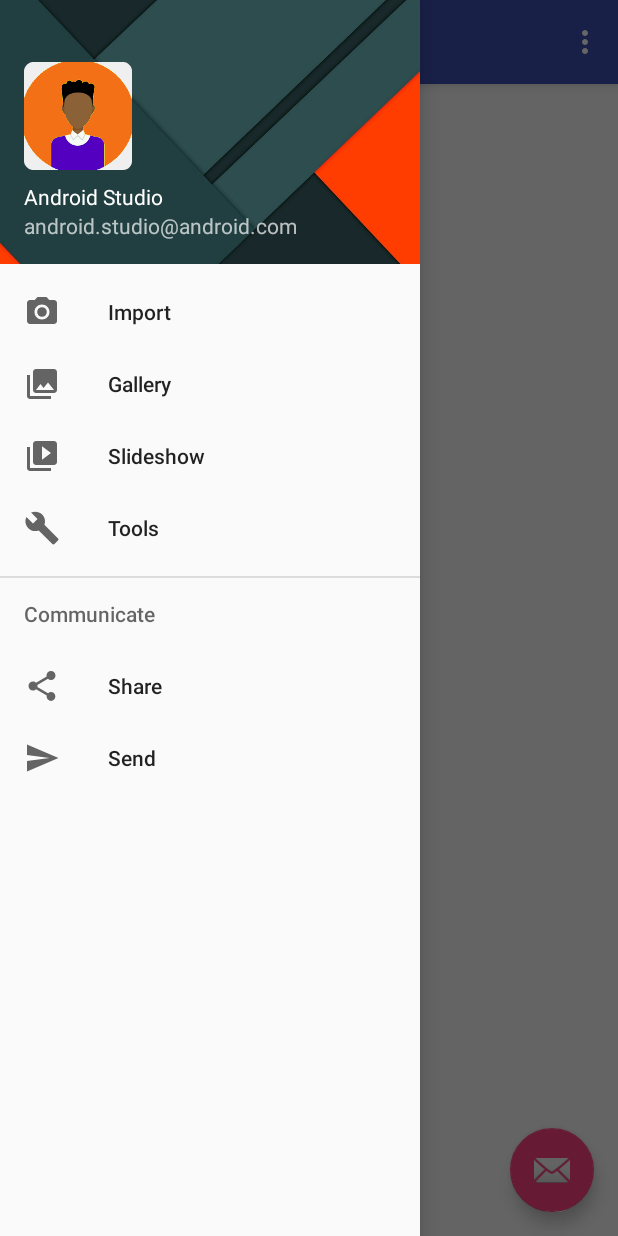
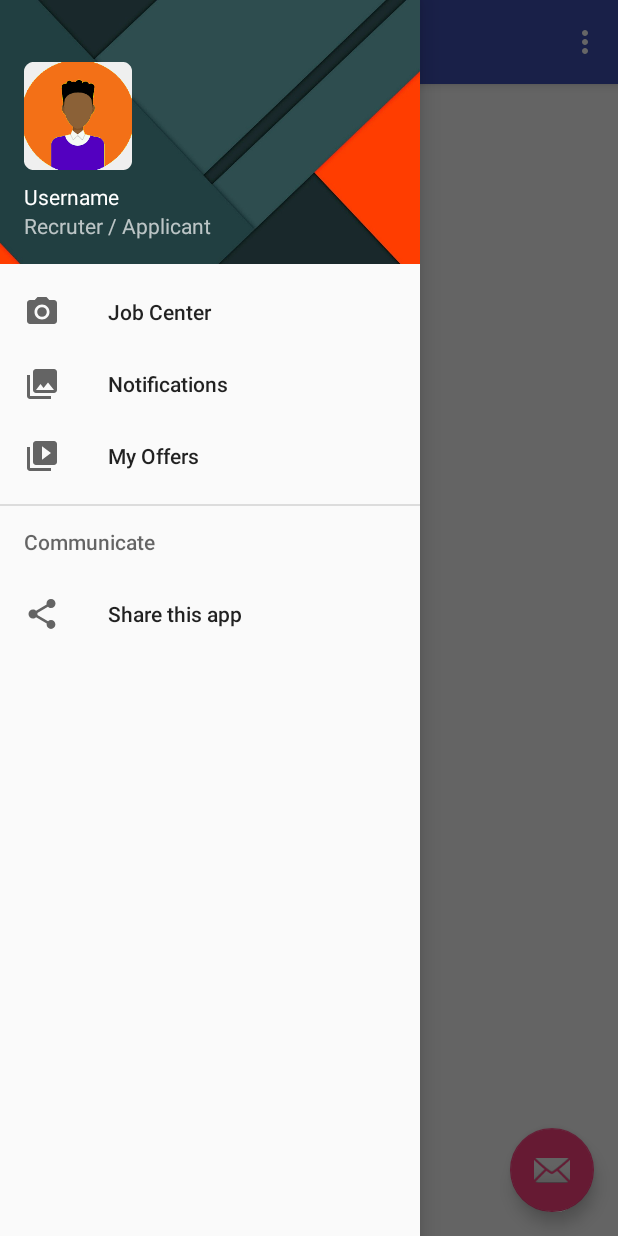
Before and after one commit to absicamara/baara_App, an Android app: the HomeActivity screen opened directly, with no data from a screen before it, with the side drawer open, on a phone screen of 412 x 824 dp. Run offline under Robolectric (Android 15) with nearby library versions, the phone set to English and light mode, and no system bars.

Commit message:
add sign up activity

```diff
--- a/app/src/main/AndroidManifest.xml
+++ b/app/src/main/AndroidManifest.xml
@@ -27,7 +27,8 @@
         <activity
             android:name=".HomeActivity"
             android:label="@string/title_activity_home"
-            android:theme="@style/AppTheme.NoActionBar"></activity>
+            android:theme="@style/AppTheme.NoActionBar" />
+        <activity android:name=".SignupActivity"></activity>
     </application>
 
 </manifest>
--- /dev/null
+++ b/app/src/main/java/net/geeksh/baaraapp/SignupActivity.java
@@ -0,0 +1,13 @@
+package net.geeksh.baaraapp;
+
+import android.support.v7.app.AppCompatActivity;
+import android.os.Bundle;
+
+public class SignupActivity extends AppCompatActivity {
+
+    @Override
+    protected void onCreate(Bundle savedInstanceState) {
+        super.onCreate(savedInstanceState);
+        setContentView(R.layout.activity_signup);
+    }
+}
--- /dev/null
+++ b/app/src/main/res/layout/activity_signup.xml
@@ -0,0 +1,9 @@
+<?xml version="1.0" encoding="utf-8"?>
+<android.support.constraint.ConstraintLayout xmlns:android="http://schemas.android.com/apk/res/android"
+    xmlns:app="http://schemas.android.com/apk/res-auto"
+    xmlns:tools="http://schemas.android.com/tools"
+    android:layout_width="match_parent"
+    android:layout_height="match_parent"
+    tools:context=".SignupActivity">
+
+</android.support.constraint.ConstraintLayout>
--- a/app/src/main/res/layout/nav_header_home.xml
+++ b/app/src/main/res/layout/nav_header_home.xml
@@ -24,13 +24,13 @@
         android:layout_width="match_parent"
         android:layout_height="wrap_content"
         android:paddingTop="@dimen/nav_header_vertical_spacing"
-        android:text="@string/nav_header_title"
+        android:text="@string/username"
         android:textAppearance="@style/TextAppearance.AppCompat.Body1" />
 
     <TextView
         android:id="@+id/textView"
         android:layout_width="wrap_content"
         android:layout_height="wrap_content"
-        android:text="@string/nav_header_subtitle" />
+        android:text="@string/user_status" />
 
 </LinearLayout>
--- a/app/src/main/res/menu/activity_home_drawer.xml
+++ b/app/src/main/res/menu/activity_home_drawer.xml
@@ -5,33 +5,26 @@
 
     <group android:checkableBehavior="single">
         <item
-            android:id="@+id/nav_camera"
+            android:id="@+id/job_center"
             android:icon="@drawable/ic_menu_camera"
-            android:title="Import" />
+            android:title="@string/job_center" />
         <item
-            android:id="@+id/nav_gallery"
+            android:id="@+id/notification"
             android:icon="@drawable/ic_menu_gallery"
-            android:title="Gallery" />
+            android:title="@string/notifications" />
         <item
-            android:id="@+id/nav_slideshow"
+            android:id="@+id/my_offers"
             android:icon="@drawable/ic_menu_slideshow"
-            android:title="Slideshow" />
-        <item
-            android:id="@+id/nav_manage"
-            android:icon="@drawable/ic_menu_manage"
-            android:title="Tools" />
+            android:title="@string/my_offers" />
+
     </group>
 
-    <item android:title="Communicate">
+    <item android:title="@string/communicate">
         <menu>
             <item
-                android:id="@+id/nav_share"
+                android:id="@+id/share_app"
                 android:icon="@drawable/ic_menu_share"
-                android:title="Share" />
-            <item
-                android:id="@+id/nav_send"
-                android:icon="@drawable/ic_menu_send"
-                android:title="Send" />
+                android:title="@string/share_this_app" />
         </menu>
     </item>
 
--- a/app/src/main/res/values/strings.xml
+++ b/app/src/main/res/values/strings.xml
@@ -24,4 +24,11 @@
     <string name="nav_header_subtitle">android.studio@android.com</string>
     <string name="nav_header_desc">Navigation header</string>
     <string name="action_settings">Settings</string>
+    <string name="username">Username</string>
+    <string name="user_status">Recruter / Applicant</string>
+    <string name="job_center">Job Center</string>
+    <string name="notifications">Notifications</string>
+    <string name="my_offers">My Offers</string>
+    <string name="share_this_app">Share this app</string>
+    <string name="communicate">Communicate</string>
 </resources>
```
